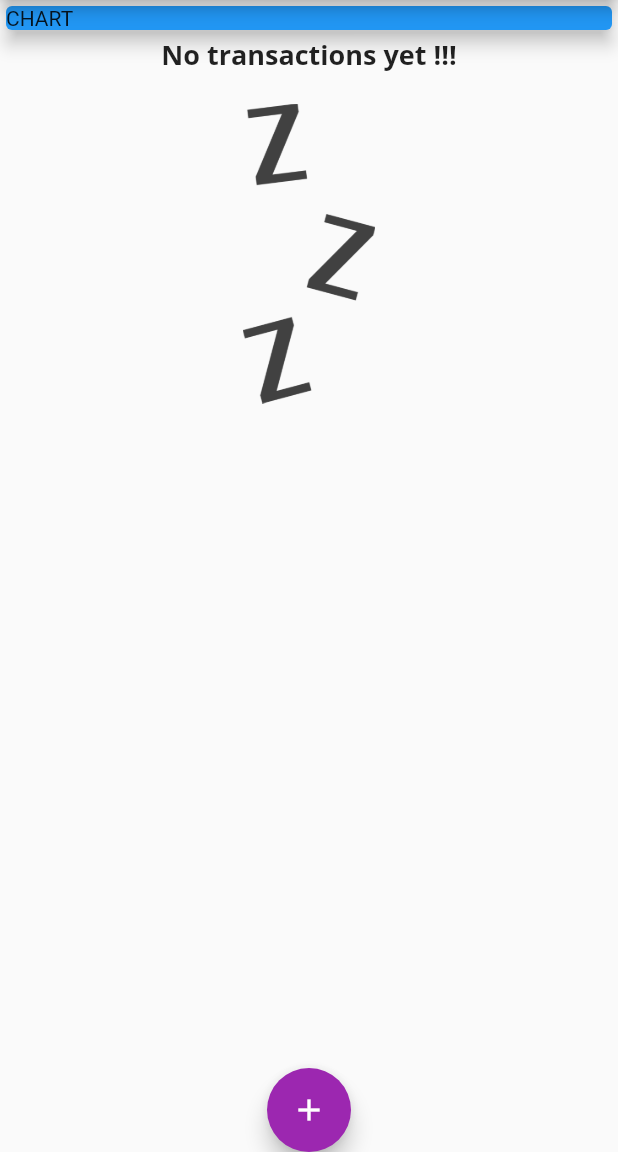
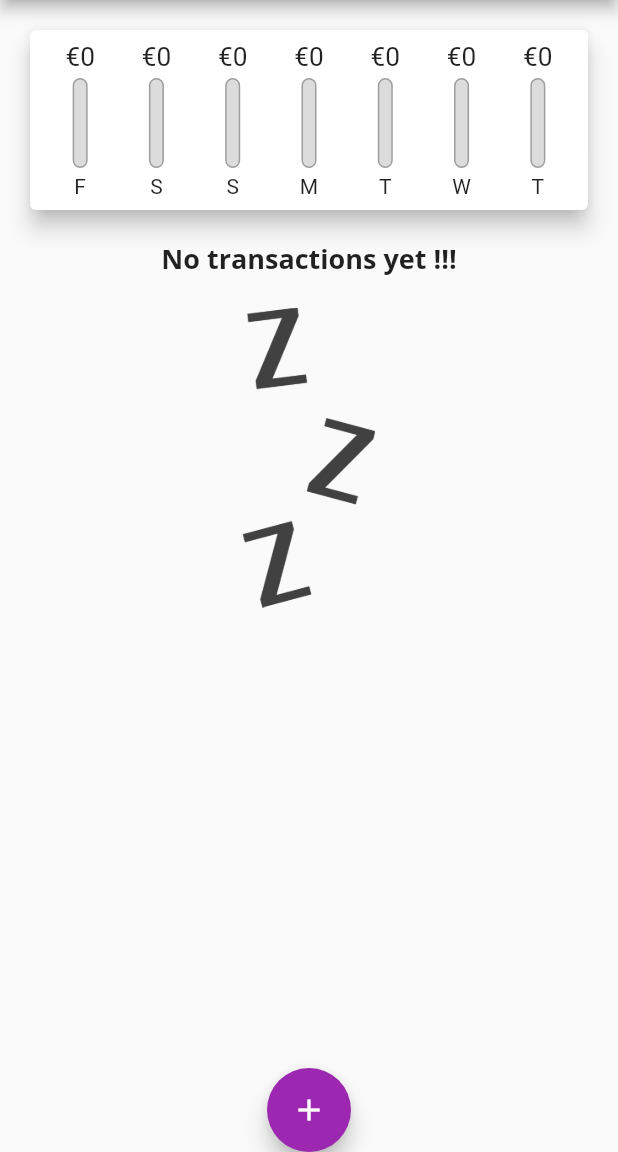
Before and after one commit to eviskum/flutter_course_real_apps, a Flutter app: the screen it shows after launch, on a phone screen of 412 x 824 dp, the part 84-1236 px from its top. Run offline on Flutter 3.47's test engine with Material 2 defaults, Android fonts, the phone set to English and light mode, and no system bars.

Commit message:
Weekly expenses chart implemented

```diff
--- a/lib/main.dart
+++ b/lib/main.dart
@@ -6,6 +6,7 @@
 import './widgets/transaction_list.dart';
 import './widgets/new_transaction.dart';
 // import './widgets/user_transactions.dart';
+import './widgets/chart.dart';
 
 void main() {
 //  Intl.defaultLocale = 'da_DK';
@@ -75,6 +76,12 @@
         });
   }
 
+  List<Transaction> get _recentTransactions {
+    return _userTransactions.where((element) {
+      return element.date.isAfter(DateTime.now().subtract(Duration(days: 7)));
+    }).toList();
+  }
+
   @override
   Widget build(BuildContext context) {
     return Scaffold(
@@ -95,14 +102,7 @@
           mainAxisAlignment: MainAxisAlignment.start,
           crossAxisAlignment: CrossAxisAlignment.stretch,
           children: [
-            const SizedBox(
-              width: double.infinity,
-              child: Card(
-                color: Colors.blue,
-                child: Text('CHART'),
-                elevation: 5,
-              ),
-            ),
+            Chart(_recentTransactions),
             TransactionList(_userTransactions),
           ],
         ),
--- /dev/null
+++ b/lib/widgets/chart.dart
@@ -0,0 +1,54 @@
+import 'package:flutter/material.dart';
+import 'package:intl/intl.dart';
+
+import '../models/transactions.dart';
+
+import '../widgets/chart_bar.dart';
+
+class Chart extends StatelessWidget {
+  final List<Transaction> recentTransactions;
+
+  List<Map<String, Object>> get groupedTransactionValues {
+    return List.generate(7, (index) {
+      final weekDay = DateTime.now().subtract(
+        Duration(days: index),
+      );
+      double totalSum = 0.0;
+      for (var i = 0; i < recentTransactions.length; i++) {
+        if (recentTransactions[i].date.day == weekDay.day &&
+            recentTransactions[i].date.month == weekDay.month &&
+            recentTransactions[i].date.year == weekDay.year) totalSum += recentTransactions[i].amount;
+      }
+      return {'day': DateFormat.E().format(weekDay).substring(0, 1), 'amount': totalSum};
+    }).reversed.toList();
+  }
+
+  double get weekSpending {
+    return groupedTransactionValues.fold(0.0, (previousValue, element) {
+      return previousValue + (element['amount'] as double);
+    });
+  }
+
+  const Chart(this.recentTransactions, {Key? key}) : super(key: key);
+
+  @override
+  Widget build(BuildContext context) {
+    return Card(
+      elevation: 6,
+      margin: EdgeInsets.all(20),
+      child: Padding(
+        padding: const EdgeInsets.all(8.0),
+        child: Row(
+          mainAxisAlignment: MainAxisAlignment.spaceAround,
+          children: groupedTransactionValues.map((e) {
+            return Flexible(
+              fit: FlexFit.tight,
+              child: ChartBar(e['day'] as String, e['amount'] as double,
+                  weekSpending == 0.0 ? 0.0 : (e['amount'] as double) / weekSpending),
+            );
+          }).toList(),
+        ),
+      ),
+    );
+  }
+}
--- /dev/null
+++ b/lib/widgets/chart_bar.dart
@@ -0,0 +1,49 @@
+import 'package:flutter/material.dart';
+
+class ChartBar extends StatelessWidget {
+  final String dayLabel;
+  final double spendingAmount;
+  final double spendingPctOfTotal;
+
+  const ChartBar(this.dayLabel, this.spendingAmount, this.spendingPctOfTotal, {Key? key}) : super(key: key);
+
+  @override
+  Widget build(BuildContext context) {
+    return Column(
+      children: [
+        SizedBox(height: 20, child: FittedBox(child: Text('€${spendingAmount.toStringAsFixed(0)}'))),
+        SizedBox(
+          height: 4,
+        ),
+        Container(
+          height: 60,
+          width: 10,
+          child: Stack(
+            children: [
+              Container(
+                decoration: BoxDecoration(
+                  border: Border.all(color: Colors.grey, width: 1.0),
+                  color: Color.fromRGBO(220, 220, 220, 1),
+                  borderRadius: BorderRadius.circular(10),
+                ),
+              ),
+              FractionallySizedBox(
+                heightFactor: spendingPctOfTotal,
+                child: Container(
+                  decoration: BoxDecoration(
+                    color: Theme.of(context).primaryColor,
+                    borderRadius: BorderRadius.circular(10),
+                  ),
+                ),
+              ),
+            ],
+          ),
+        ),
+        SizedBox(
+          height: 4,
+        ),
+        Text(dayLabel),
+      ],
+    );
+  }
+}
--- a/lib/widgets/transaction_list.dart
+++ b/lib/widgets/transaction_list.dart
@@ -28,31 +28,48 @@ class TransactionList extends StatelessWidget {
           : ListView.builder(
               itemBuilder: (ctx, idx) {
                 return Card(
-                  child: Row(
-                    children: <Widget>[
-                      Container(
-                        margin: const EdgeInsets.symmetric(vertical: 10, horizontal: 15),
-                        decoration: BoxDecoration(
-                          border: Border.all(color: Theme.of(context).primaryColor, width: 2),
-                        ),
-                        padding: const EdgeInsets.all(10),
-                        child: Text(
-                          '€ ${transactions[idx].amount.toStringAsFixed(2)}',
-                          style: TextStyle(
-                              fontWeight: FontWeight.bold, fontSize: 20, color: Theme.of(context).primaryColor),
+                  margin: EdgeInsets.symmetric(vertical: 8, horizontal: 5),
+                  child: ListTile(
+                    leading: CircleAvatar(
+                      radius: 30.0,
+                      child: FittedBox(
+                        child: Padding(
+                          padding: const EdgeInsets.all(6.0),
+                          child: Text('€ ${transactions[idx].amount.toStringAsFixed(2)}'),
                         ),
                       ),
-                      Column(
-                        crossAxisAlignment: CrossAxisAlignment.start,
-                        children: <Widget>[
-                          Text(transactions[idx].title, style: Theme.of(context).textTheme.headline6),
-                          Text(DateFormat.yMMMd().format(transactions[idx].date),
-                              style: const TextStyle(color: Colors.grey)),
-                        ],
-                      )
-                    ],
+                    ),
+                    title: Text(transactions[idx].title, style: Theme.of(context).textTheme.headline6),
+                    subtitle: Text(DateFormat.yMMMd().format(transactions[idx].date),
+                        style: const TextStyle(color: Colors.grey)),
                   ),
                 );
+//                return Card(
+//                  child: Row(
+//                    children: <Widget>[
+//                      Container(
+//                        margin: const EdgeInsets.symmetric(vertical: 10, horizontal: 15),
+//                        decoration: BoxDecoration(
+//                          border: Border.all(color: Theme.of(context).primaryColor, width: 2),
+//                        ),
+//                        padding: const EdgeInsets.all(10),
+//                        child: Text(
+//                          '€ ${transactions[idx].amount.toStringAsFixed(2)}',
+//                          style: TextStyle(
+//                              fontWeight: FontWeight.bold, fontSize: 20, color: Theme.of(context).primaryColor),
+//                        ),
+//                      ),
+//                      Column(
+//                        crossAxisAlignment: CrossAxisAlignment.start,
+//                        children: <Widget>[
+//                          Text(transactions[idx].title, style: Theme.of(context).textTheme.headline6),
+//                          Text(DateFormat.yMMMd().format(transactions[idx].date),
+//                              style: const TextStyle(color: Colors.grey)),
+//                        ],
+//                      )
+//                    ],
+//                  ),
+//                );
               },
               itemCount: transactions.length,
             ),
```
